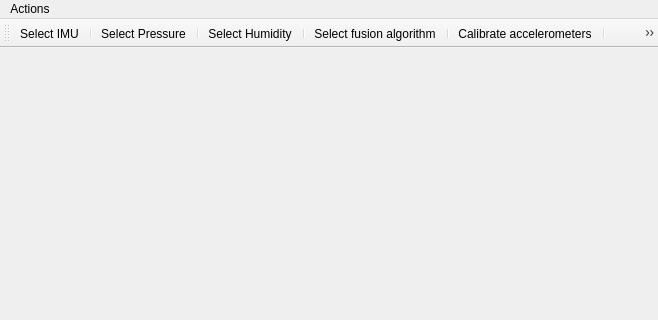
The window that Linux/RTIMULibDemo/RTIMULibDemo.ui (meanpenguin/RTIMULib) describes before a commit, drawn with Qt 5; both pictures show x 0 to 658 and y 0 to 320 of the 658 by 562 pixel window.
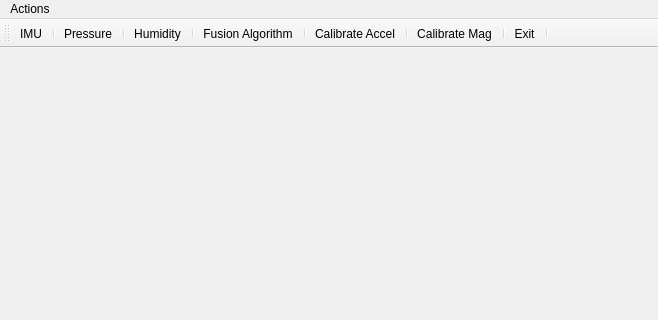
The same window after the commit.

What changed in the file:
```diff
--- a/Linux/RTIMULibDemo/RTIMULibDemo.ui
+++ b/Linux/RTIMULibDemo/RTIMULibDemo.ui
@@ -78,32 +78,32 @@
   </widget>
   <action name="actionSelectIMU">
    <property name="text">
-    <string>Select IMU</string>
+    <string>IMU</string>
    </property>
   </action>
   <action name="actionSelectPS">
    <property name="text">
-    <string>Select Pressure</string>
+    <string>Pressure</string>
    </property>
   </action>
   <action name="actionSelectHS">
    <property name="text">
-    <string>Select Humidity</string>
+    <string>Humidity</string>
    </property>
   </action>
   <action name="actionSelectFusionAlgorithm">
    <property name="text">
-    <string>Select fusion algorithm</string>
+    <string>Fusion Algorithm</string>
    </property>
   </action>
   <action name="actionCalibrateMagnetometers">
    <property name="text">
-    <string>Calibrate magnetometers</string>
+    <string>Calibrate Mag</string>
    </property>
   </action>
   <action name="actionCalibrateAccelerometers">
    <property name="text">
-    <string>Calibrate accelerometers</string>
+    <string>Calibrate Accel</string>
    </property>
   </action>
   <action name="actionExit">
```
Left out of the diff: 2 changed lines with no effect on the pictures.
